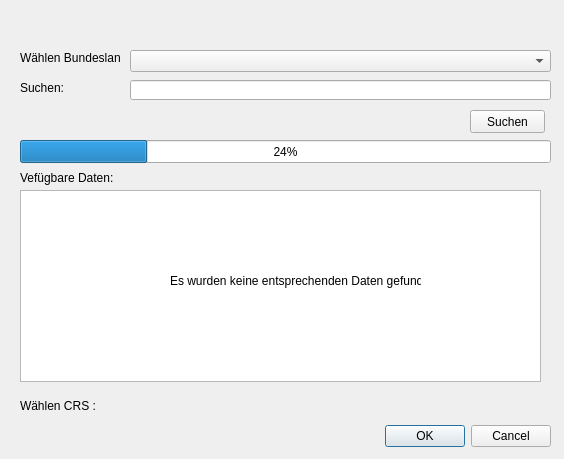
tomreal180/QGIS-Geodatabase, file geodatabase/Geodatabase_dialog_base.ui: the form before one commit.
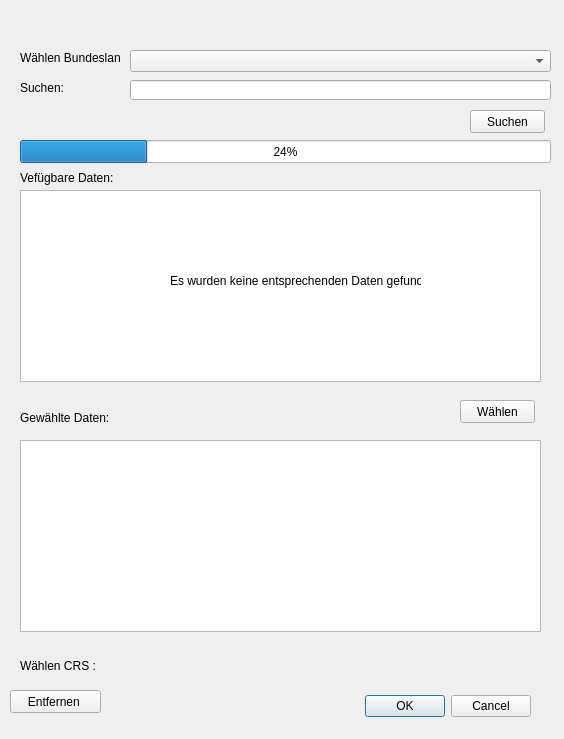
The form after the commit. Custom widgets are drawn as their Qt base class.

Commit message: Update: add the selected area

What changed in the file:
```diff
--- a/geodatabase/Geodatabase_dialog_base.ui
+++ b/geodatabase/Geodatabase_dialog_base.ui
@@ -7,7 +7,7 @@
     <x>0</x>
     <y>0</y>
     <width>564</width>
-    <height>459</height>
+    <height>739</height>
    </rect>
   </property>
   <property name="windowTitle">
@@ -16,8 +16,8 @@
   <widget class="QDialogButtonBox" name="button_box">
    <property name="geometry">
     <rect>
-     <x>210</x>
-     <y>420</y>
+     <x>190</x>
+     <y>690</y>
      <width>341</width>
      <height>32</height>
     </rect>
@@ -32,8 +32,8 @@
   <widget class="QgsProjectionSelectionWidget" name="mQgsProjectionSelectionWidget">
    <property name="geometry">
     <rect>
-     <x>120</x>
-     <y>390</y>
+     <x>110</x>
+     <y>650</y>
      <width>431</width>
      <height>27</height>
     </rect>
@@ -103,7 +103,7 @@
     <rect>
      <x>20</x>
      <y>170</y>
-     <width>101</width>
+     <width>181</width>
      <height>16</height>
     </rect>
    </property>
@@ -115,7 +115,7 @@
    <property name="geometry">
     <rect>
      <x>20</x>
-     <y>390</y>
+     <y>650</y>
      <width>101</width>
      <height>31</height>
     </rect>
@@ -160,6 +160,55 @@
     <string>Es wurden keine entsprechenden Daten gefunden.</string>
    </property>
   </widget>
+  <widget class="QTableWidget" name="tableWidget_2">
+   <property name="geometry">
+    <rect>
+     <x>20</x>
+     <y>440</y>
+     <width>521</width>
+     <height>192</height>
+    </rect>
+   </property>
+  </widget>
+  <widget class="QPushButton" name="pushButton_2">
+   <property name="geometry">
+    <rect>
+     <x>460</x>
+     <y>400</y>
+     <width>75</width>
+     <height>23</height>
+    </rect>
+   </property>
+   <property name="text">
+    <string>Wählen</string>
+   </property>
+  </widget>
+  <widget class="QPushButton" name="pushButton_3">
+   <property name="geometry">
+    <rect>
+     <x>10</x>
+     <y>690</y>
+     <width>91</width>
+     <height>23</height>
+    </rect>
+   </property>
+   <property name="text">
+    <string>Entfernen </string>
+   </property>
+  </widget>
+  <widget class="QLabel" name="label_6">
+   <property name="geometry">
+    <rect>
+     <x>20</x>
+     <y>410</y>
+     <width>201</width>
+     <height>16</height>
+    </rect>
+   </property>
+   <property name="text">
+    <string>Gewählte Daten:</string>
+   </property>
+  </widget>
  </widget>
  <customwidgets>
   <customwidget>
```
The commit also changes 1 other file.
